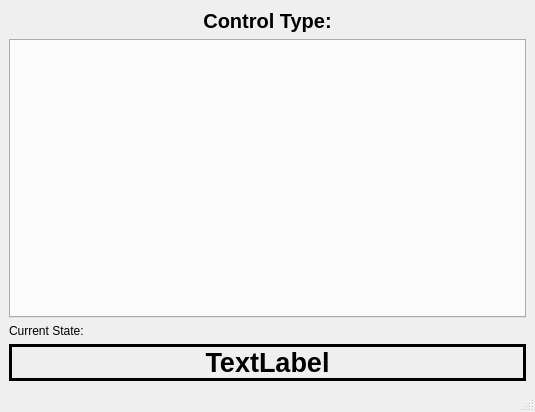
This is modules/feedbackcontroller/widget/feedbackcontroller.ui in tud-hri/joan as Qt 5 draws it before an edit. The edited form follows.
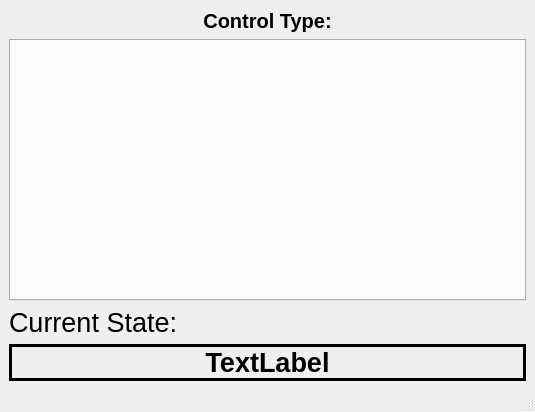
This is the edited form.

The edit to the form file:
```diff
--- a/modules/feedbackcontroller/widget/feedbackcontroller.ui
+++ b/modules/feedbackcontroller/widget/feedbackcontroller.ui
@@ -57,6 +57,11 @@
     </item>
     <item row="2" column="0">
      <widget class="QLabel" name="lblStatetitle">
+      <property name="font">
+       <font>
+        <pointsize>20</pointsize>
+       </font>
+      </property>
       <property name="text">
        <string>Current State:</string>
       </property>
```
